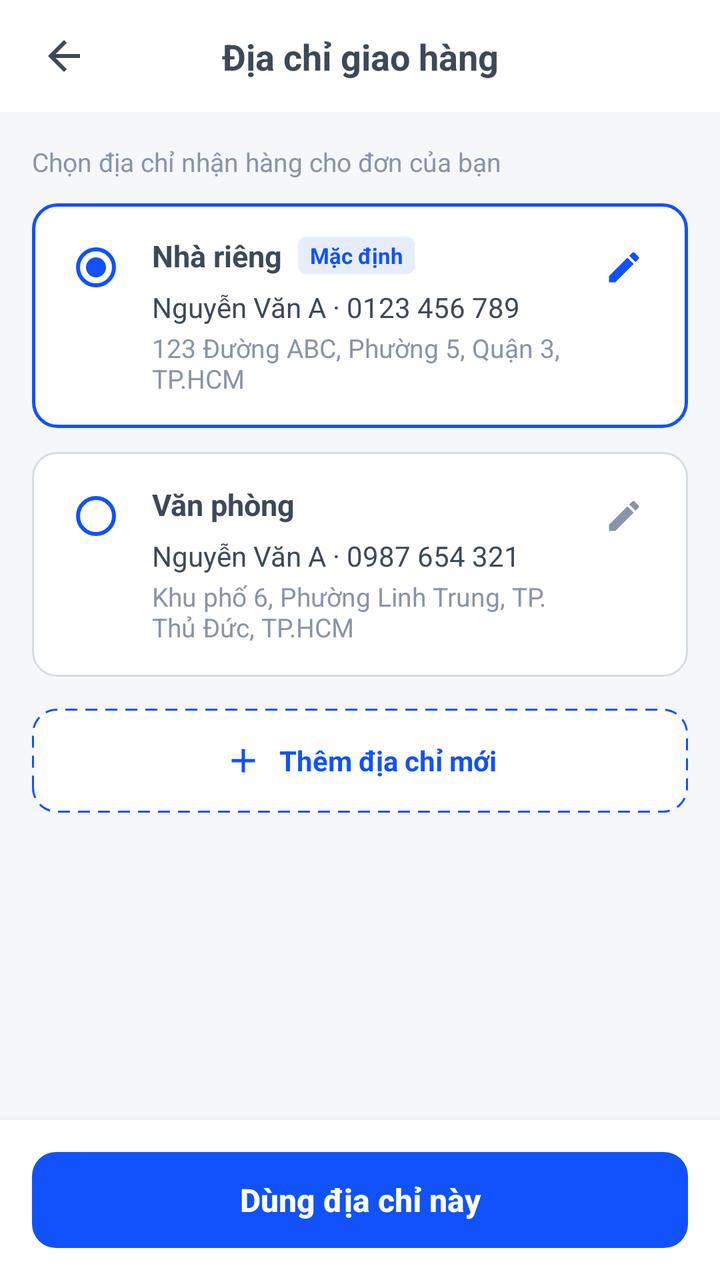
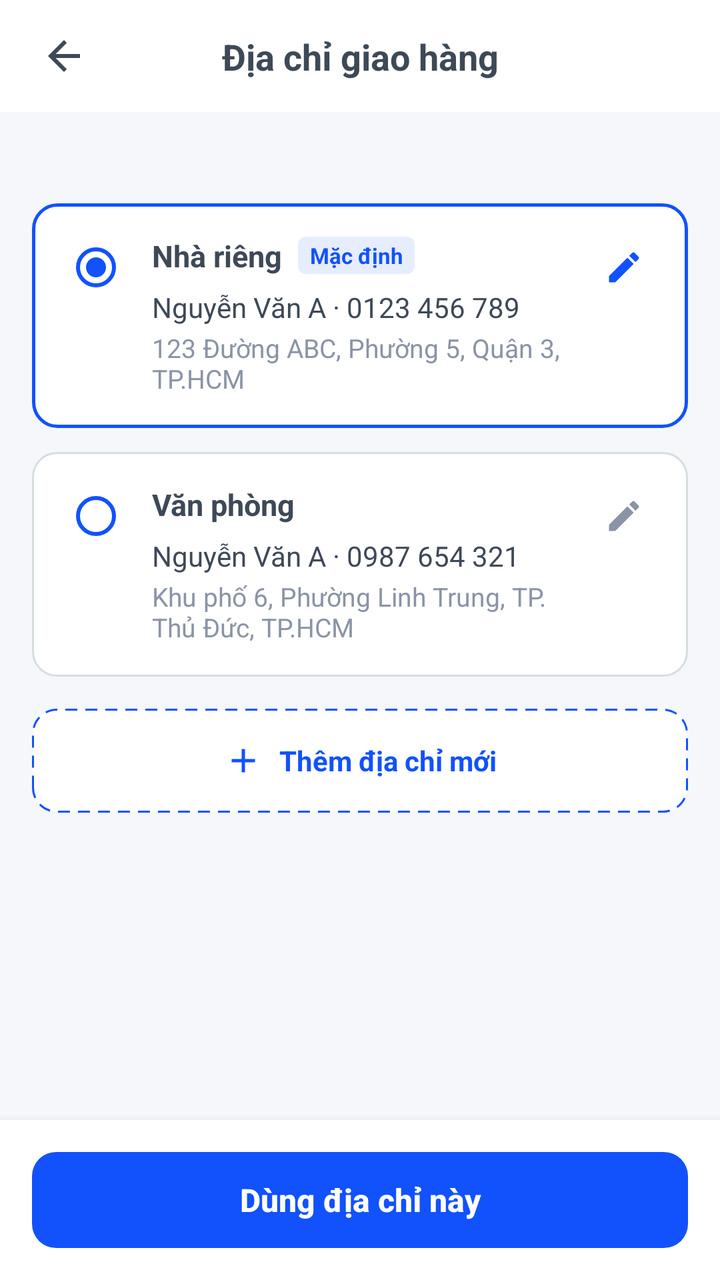

Compare the two renders of this Android layout. The source of the first and the diff that turns it into the second are given below.
<!-- AndroidManifest.xml: application theme Theme.NT118R12 -->
<!-- res/layout/activity_delivery_address.xml -->
<?xml version="1.0" encoding="utf-8"?>
<androidx.constraintlayout.widget.ConstraintLayout
    xmlns:android="http://schemas.android.com/apk/res/android"
    xmlns:app="http://schemas.android.com/apk/res-auto"
    android:id="@+id/root"
    android:layout_width="match_parent"
    android:layout_height="match_parent"
    android:background="@color/white">

    <androidx.constraintlayout.widget.ConstraintLayout
        android:id="@+id/headerLayout"
        android:layout_width="0dp"
        android:layout_height="56dp"
        android:background="@color/white"
        app:layout_constraintTop_toTopOf="parent"
        app:layout_constraintStart_toStartOf="parent"
        app:layout_constraintEnd_toEndOf="parent">

        <ImageView
            android:id="@+id/ivBack"
            android:layout_width="48dp"
            android:layout_height="48dp"
            android:layout_marginStart="8dp"
            android:padding="12dp"
            android:src="@drawable/ic_back"
            android:contentDescription="Quay lại"
            app:tint="@color/text_primary"
            app:layout_constraintStart_toStartOf="parent"
            app:layout_constraintTop_toTopOf="parent"
            app:layout_constraintBottom_toBottomOf="parent" />

        <TextView
            android:layout_width="wrap_content"
            android:layout_height="wrap_content"
            android:text="Địa chỉ giao hàng"
            android:textColor="@color/text_primary"
            android:textSize="18sp"
            android:textStyle="bold"
            app:layout_constraintStart_toStartOf="parent"
            app:layout_constraintEnd_toEndOf="parent"
            app:layout_constraintTop_toTopOf="parent"
            app:layout_constraintBottom_toBottomOf="parent" />
    </androidx.constraintlayout.widget.ConstraintLayout>

    <ScrollView
        android:layout_width="0dp"
        android:layout_height="0dp"
        android:background="@color/bg_gray_light"
        android:fillViewport="true"
        app:layout_constraintTop_toBottomOf="@id/headerLayout"
        app:layout_constraintBottom_toTopOf="@id/bottomLayout"
        app:layout_constraintStart_toStartOf="parent"
        app:layout_constraintEnd_toEndOf="parent">

        <LinearLayout
            android:layout_width="match_parent"
            android:layout_height="wrap_content"
            android:orientation="vertical"
            android:padding="16dp">

            <TextView
                android:layout_width="wrap_content"
                android:layout_height="wrap_content"
                android:layout_marginBottom="12dp"
                android:text="Chọn địa chỉ nhận hàng cho đơn của bạn"
                android:textColor="@color/text_gray"
                android:textSize="13sp" />

            <LinearLayout
                android:id="@+id/cardHome"
                android:layout_width="match_parent"
                android:layout_height="wrap_content"
                android:background="@drawable/bg_card_selected"
                android:orientation="horizontal"
                android:padding="16dp">

                <androidx.appcompat.widget.AppCompatRadioButton
                    android:id="@+id/rbHome"
                    android:layout_width="wrap_content"
                    android:layout_height="wrap_content"
                    android:checked="true"
                    android:clickable="false"
                    android:focusable="false"
                    android:minWidth="0dp"
                    android:minHeight="0dp"
                    app:buttonTint="@color/primary" />

                <LinearLayout
                    android:layout_width="0dp"
                    android:layout_height="wrap_content"
                    android:layout_marginStart="12dp"
                    android:layout_weight="1"
                    android:orientation="vertical">

                    <LinearLayout
                        android:layout_width="wrap_content"
                        android:layout_height="wrap_content"
                        android:gravity="center_vertical"
                        android:orientation="horizontal">

                        <TextView
                            android:layout_width="wrap_content"
                            android:layout_height="wrap_content"
                            android:text="Nhà riêng"
                            android:textColor="@color/text_primary"
                            android:textSize="15sp"
                            android:textStyle="bold" />

                        <TextView
                            android:layout_width="wrap_content"
                            android:layout_height="wrap_content"
                            android:layout_marginStart="8dp"
                            android:background="@drawable/bg_tag_default"
                            android:paddingHorizontal="6dp"
                            android:paddingVertical="2dp"
                            android:text="Mặc định"
                            android:textColor="@color/primary"
                            android:textSize="11sp"
                            android:textStyle="bold" />
                    </LinearLayout>

                    <TextView
                        android:layout_width="wrap_content"
                        android:layout_height="wrap_content"
                        android:layout_marginTop="6dp"
                        android:text="Nguyễn Văn A · 0123 456 789"
                        android:textColor="@color/text_primary"
                        android:textSize="14sp" />

                    <TextView
                        android:layout_width="wrap_content"
                        android:layout_height="wrap_content"
                        android:layout_marginTop="2dp"
                        android:text="123 Đường ABC, Phường 5, Quận 3, TP.HCM"
                        android:textColor="@color/text_gray"
                        android:textSize="13sp" />
                </LinearLayout>

                <ImageView
                    android:id="@+id/ivEditHome"
                    android:layout_width="32dp"
                    android:layout_height="32dp"
                    android:padding="6dp"
                    android:src="@drawable/ic_edit"
                    android:contentDescription="Sửa địa chỉ"
                    app:tint="@color/primary" />
            </LinearLayout>

            <LinearLayout
                android:id="@+id/cardOffice"
                android:layout_width="match_parent"
                android:layout_height="wrap_content"
                android:layout_marginTop="12dp"
                android:background="@drawable/bg_card"
                android:orientation="horizontal"
                android:padding="16dp">

                <androidx.appcompat.widget.AppCompatRadioButton
                    android:id="@+id/rbOffice"
                    android:layout_width="wrap_content"
                    android:layout_height="wrap_content"
                    android:checked="false"
                    android:clickable="false"
                    android:focusable="false"
                    android:minWidth="0dp"
                    android:minHeight="0dp"
                    app:buttonTint="@color/primary" />

                <LinearLayout
                    android:layout_width="0dp"
                    android:layout_height="wrap_content"
                    android:layout_marginStart="12dp"
                    android:layout_weight="1"
                    android:orientation="vertical">

                    <TextView
                        android:layout_width="wrap_content"
                        android:layout_height="wrap_content"
                        android:text="Văn phòng"
                        android:textColor="@color/text_primary"
                        android:textSize="15sp"
                        android:textStyle="bold" />

                    <TextView
                        android:layout_width="wrap_content"
                        android:layout_height="wrap_content"
                        android:layout_marginTop="6dp"
                        android:text="Nguyễn Văn A · 0987 654 321"
                        android:textColor="@color/text_primary"
                        android:textSize="14sp" />

                    <TextView
                        android:layout_width="wrap_content"
                        android:layout_height="wrap_content"
                        android:layout_marginTop="2dp"
                        android:text="Khu phố 6, Phường Linh Trung, TP. Thủ Đức, TP.HCM"
                        android:textColor="@color/text_gray"
                        android:textSize="13sp" />
                </LinearLayout>

                <ImageView
                    android:id="@+id/ivEditOffice"
                    android:layout_width="32dp"
                    android:layout_height="32dp"
                    android:padding="6dp"
                    android:src="@drawable/ic_edit"
                    android:contentDescription="Sửa địa chỉ"
                    app:tint="@color/text_gray" />
            </LinearLayout>

            <LinearLayout
                android:id="@+id/btnAddAddress"
                android:layout_width="match_parent"
                android:layout_height="52dp"
                android:layout_marginTop="16dp"
                android:background="@drawable/bg_btn_dashed"
                android:gravity="center"
                android:orientation="horizontal">

                <ImageView
                    android:layout_width="20dp"
                    android:layout_height="20dp"
                    android:src="@drawable/ic_plus"
                    app:tint="@color/primary" />

                <TextView
                    android:layout_width="wrap_content"
                    android:layout_height="wrap_content"
                    android:layout_marginStart="8dp"
                    android:text="Thêm địa chỉ mới"
                    android:textColor="@color/primary"
                    android:textSize="14sp"
                    android:textStyle="bold" />
            </LinearLayout>
        </LinearLayout>
    </ScrollView>

    <LinearLayout
        android:id="@+id/bottomLayout"
        android:layout_width="0dp"
        android:layout_height="wrap_content"
        android:background="@color/white"
        android:elevation="8dp"
        android:padding="16dp"
        app:layout_constraintBottom_toBottomOf="parent"
        app:layout_constraintStart_toStartOf="parent"
        app:layout_constraintEnd_toEndOf="parent">

        <androidx.appcompat.widget.AppCompatButton
            android:id="@+id/btnUseAddress"
            android:layout_width="match_parent"
            android:layout_height="48dp"
            android:background="@drawable/bg_btn_primary"
            android:stateListAnimator="@null"
            android:text="Dùng địa chỉ này"
            android:textAllCaps="false"
            android:textColor="@color/white"
            android:textSize="16sp"
            android:textStyle="bold" />
    </LinearLayout>

</androidx.constraintlayout.widget.ConstraintLayout>
<!-- resources referenced by this layout -->
<resources>
  <color name="bg_gray_light">#F5F7FA</color>
  <color name="primary">#1152FD</color>
  <color name="text_gray">#8A94A6</color>
  <color name="text_primary">#3E4958</color>
  <color name="white">#FFFFFFFF</color>
  <!-- drawable bg_btn_dashed (drawable) -->
  <?xml version="1.0" encoding="utf-8"?>
  <shape xmlns:android="http://schemas.android.com/apk/res/android">
      <solid android:color="@color/white" />
      <corners android:radius="12dp" />
      <stroke
          android:width="1dp"
          android:color="@color/primary"
          android:dashWidth="6dp"
          android:dashGap="4dp" />
  </shape>
  <!-- drawable bg_btn_primary (drawable) -->
  <?xml version="1.0" encoding="utf-8"?>
  <shape xmlns:android="http://schemas.android.com/apk/res/android">
      <solid android:color="@color/primary" />
      <corners android:radius="12dp" />
  </shape>
  <!-- drawable bg_card (drawable) -->
  <?xml version="1.0" encoding="utf-8"?>
  <shape xmlns:android="http://schemas.android.com/apk/res/android">
      <solid android:color="@color/white" />
      <corners android:radius="12dp" />
      <stroke android:width="1dp" android:color="@color/border" />
  </shape>
  <!-- drawable bg_card_selected (drawable) -->
  <?xml version="1.0" encoding="utf-8"?>
  <shape xmlns:android="http://schemas.android.com/apk/res/android">
      <solid android:color="@color/white" />
      <corners android:radius="12dp" />
      <stroke android:width="1.5dp" android:color="@color/primary" />
  </shape>
  <!-- drawable bg_tag_default (drawable) -->
  <?xml version="1.0" encoding="utf-8"?>
  <shape xmlns:android="http://schemas.android.com/apk/res/android"
      android:shape="rectangle">
      <solid android:color="@color/primary_light" />
      <corners android:radius="4dp" />
  </shape>
  <!-- drawable ic_back (drawable) -->
  <?xml version="1.0" encoding="utf-8"?>
  <vector xmlns:android="http://schemas.android.com/apk/res/android"
      android:width="24dp"
      android:height="24dp"
      android:viewportWidth="24"
      android:viewportHeight="24">
      <path
          android:fillColor="#FF000000"
          android:pathData="M20,11H7.83l5.59,-5.59L12,4l-8,8 8,8 1.41,-1.41L7.83,13H20v-2z" />
  </vector>
  <!-- drawable ic_edit (drawable) -->
  <?xml version="1.0" encoding="utf-8"?>
  <vector xmlns:android="http://schemas.android.com/apk/res/android"
      android:width="24dp"
      android:height="24dp"
      android:viewportWidth="24"
      android:viewportHeight="24">
      <path
          android:fillColor="#FF000000"
          android:pathData="M3,17.25V21h3.75L17.81,9.94l-3.75,-3.75L3,17.25zM20.71,7.04c0.39,-0.39 0.39,-1.02 0,-1.41l-2.34,-2.34c-0.39,-0.39 -1.02,-0.39 -1.41,0l-1.83,1.83 3.75,3.75 1.83,-1.83z" />
  </vector>
  <!-- drawable ic_plus (drawable) -->
  <vector xmlns:android="http://schemas.android.com/apk/res/android"
      android:width="24dp"
      android:height="24dp"
      android:viewportWidth="24"
      android:viewportHeight="24">
    <path
        android:pathData="M19,13h-6v6h-2v-6H5v-2h6V5h2v6h6v2z"
        android:fillColor="#000000"/>
  </vector>
  <style name="Theme.NT118R12" parent="Theme.MaterialComponents.Light.NoActionBar.Bridge" />
  <color name="border">#D5DDE0</color>
  <color name="primary_light">#E6EDFF</color>
</resources>

<!-- the commit's change to res/layout/activity_delivery_address.xml (unified diff, before → after) -->
@@ -62,7 +62,7 @@
                 android:layout_width="wrap_content"
                 android:layout_height="wrap_content"
                 android:layout_marginBottom="12dp"
-                android:text="Chọn địa chỉ nhận hàng cho đơn của bạn"
+                android:text=""
                 android:textColor="@color/text_gray"
                 android:textSize="13sp" />
 
